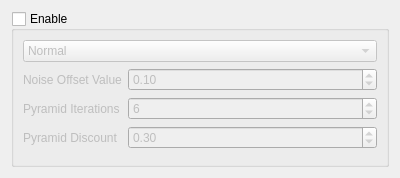
Above: ui_files/NoiseOffsetUI.ui from derrian-distro/LoRA_Easy_Training_Scripts before the change. Below: the same form after it.
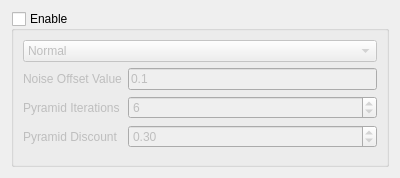
That is the form after the change. Custom widgets are drawn as their Qt base class.

Commit message:
Changed Noise Offset and Grad sections
Updated the grad section in the general args to allow setting of both

Refactored the Noise Offset widget to be easier to maintain, as well as changing the noise offset value to a text input to allow for arbitrary amounts of digits, It's now possible to have noise offset be set to 0.0357 for SDXL.

What changed in the file:
```diff
--- a/ui_files/NoiseOffsetUI.ui
+++ b/ui_files/NoiseOffsetUI.ui
@@ -67,28 +67,6 @@
         </property>
        </widget>
       </item>
-      <item row="1" column="1">
-       <widget class="DoubleSpinBox" name="noise_offset_input">
-        <property name="focusPolicy">
-         <enum>Qt::StrongFocus</enum>
-        </property>
-        <property name="toolTip">
-         <string>&lt;html&gt;&lt;head/&gt;&lt;body&gt;&lt;p&gt;The value for the normal noise offset, the original paper reccomends 0.1, so that is why it's default.&lt;/p&gt;&lt;/body&gt;&lt;/html&gt;</string>
-        </property>
-        <property name="minimum">
-         <double>0.010000000000000</double>
-        </property>
-        <property name="maximum">
-         <double>99.000000000000000</double>
-        </property>
-        <property name="singleStep">
-         <double>0.010000000000000</double>
-        </property>
-        <property name="value">
-         <double>0.100000000000000</double>
-        </property>
-       </widget>
-      </item>
       <item row="2" column="1">
        <widget class="SpinBox" name="pyramid_iteration_input">
         <property name="focusPolicy">
@@ -124,6 +102,13 @@
         </property>
        </widget>
       </item>
+      <item row="1" column="1">
+       <widget class="LineEditWithHighlight" name="noise_offset_input">
+        <property name="text">
+         <string>0.1</string>
+        </property>
+       </widget>
+      </item>
      </layout>
     </widget>
    </item>
@@ -135,16 +120,21 @@
    <extends>QSpinBox</extends>
    <header>modules.ScrollOnSelect.h</header>
   </customwidget>
-  <customwidget>
-   <class>DoubleSpinBox</class>
-   <extends>QDoubleSpinBox</extends>
-   <header>modules.ScrollOnSelect.h</header>
-  </customwidget>
   <customwidget>
    <class>ComboBox</class>
    <extends>QComboBox</extends>
    <header>modules.ScrollOnSelect.h</header>
   </customwidget>
+  <customwidget>
+   <class>DoubleSpinBox</class>
+   <extends>QDoubleSpinBox</extends>
+   <header>modules.ScrollOnSelect.h</header>
+  </customwidget>
+  <customwidget>
+   <class>LineEditWithHighlight</class>
+   <extends>QLineEdit</extends>
+   <header>modules.LineEditHighlight.h</header>
+  </customwidget>
  </customwidgets>
  <resources/>
  <connections/>
```
The commit also changes 6 other files.
